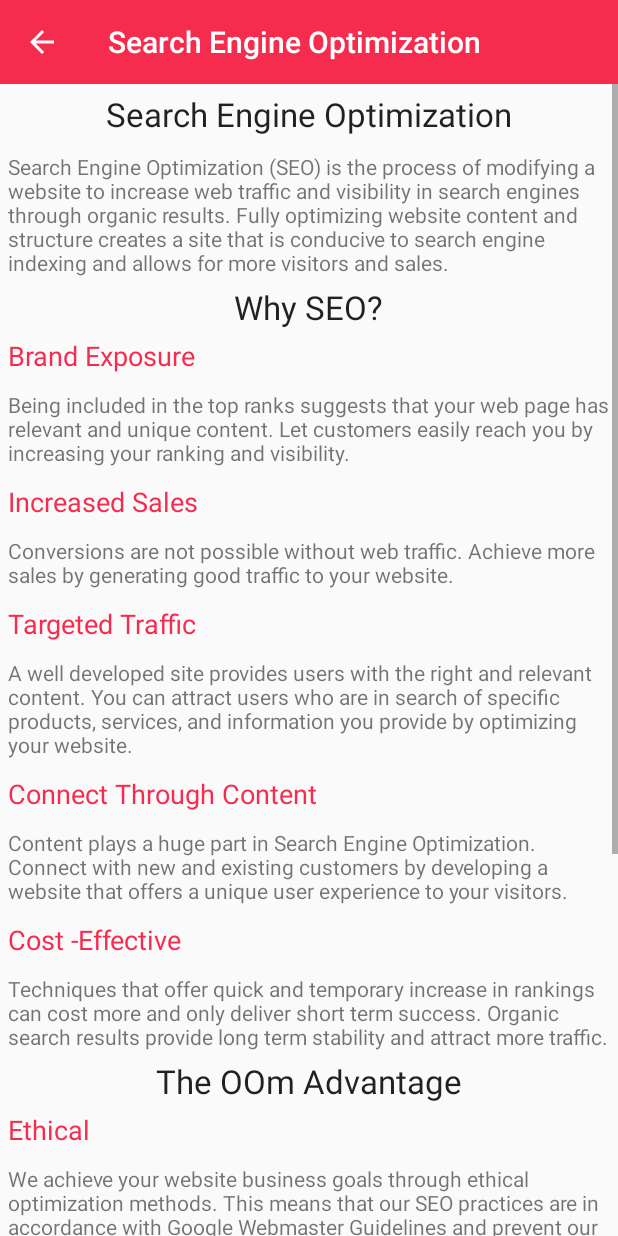
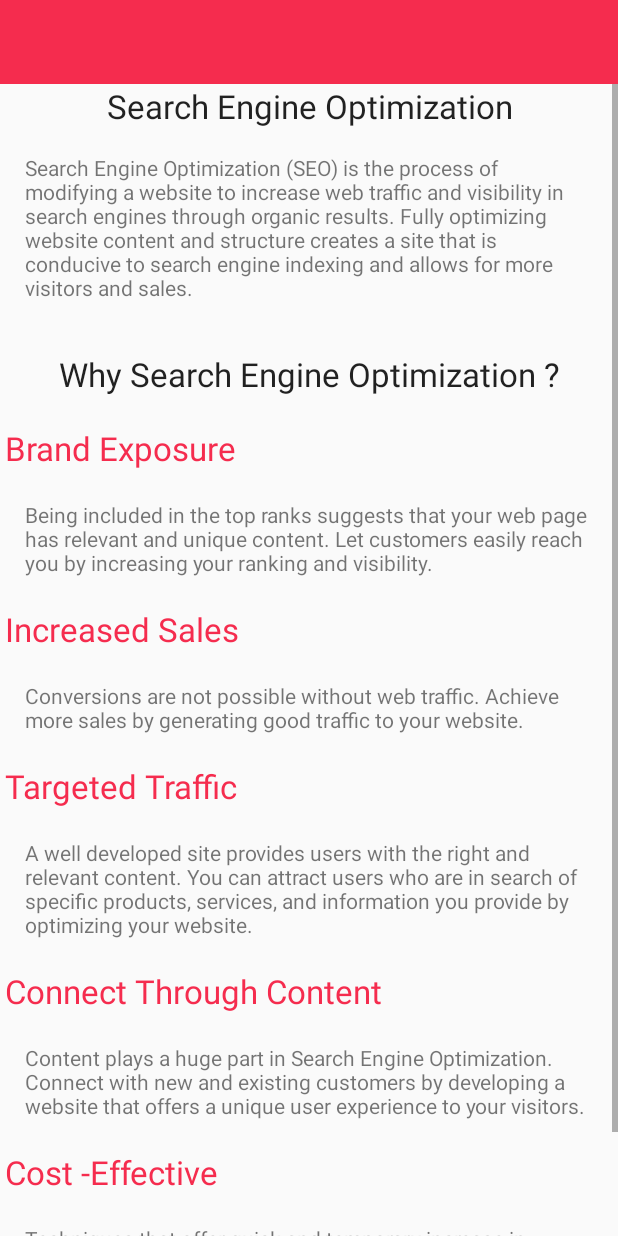
Before and after one commit to aoiserizawa/oom-app, an Android app: the fragment FragmentServices placed in its activity, after a tap on "Search Engine Optimization", on a phone screen of 412 x 824 dp. Run offline under Robolectric (Android 15) with nearby library versions, the phone set to English and light mode, and no system bars; libraries missing offline, so code that uses them is left out: android.support.v7.

Commit message:
I added an activity called ServicesActivity to scale-down all 6 activities for services into one this is still in development process and only works currently with seo service

```diff
--- a/app/src/main/AndroidManifest.xml
+++ b/app/src/main/AndroidManifest.xml
@@ -48,6 +48,10 @@
             android:name=".WebDevActivity"
             android:label="@string/title_activity_web_dev" >
         </activity>
+        <activity
+            android:name=".ServiceActivity"
+            android:label="@string/title_activity_service" >
+        </activity>
     </application>
 
 </manifest>
--- a/app/src/main/java/com/serverus/oom/FragmentServices.java
+++ b/app/src/main/java/com/serverus/oom/FragmentServices.java
@@ -15,6 +15,13 @@ import android.widget.RelativeLayout;
  */
 public class FragmentServices extends Fragment implements View.OnClickListener {
 
+    private static final String CONTENT_HEADERS = "content_headers" ;
+    private static final String CONTENT_DESC = "content_desc";
+    private static final String OOM_ADV_HEADER = "oom_advantage_header";
+    private static final String OOM_ADV_DESC = "oom_advantage_desc";
+    private static final String OOM_SERVICE = "oom_service";
+    private static final String OOM_SERVICE_OVRVIEW = "oom_service_overview";
+
     private RelativeLayout seoContainer;
     private RelativeLayout semContainer;
     private RelativeLayout smmContainer;
@@ -22,6 +29,108 @@ public class FragmentServices extends Fragment implements View.OnClickListener {
     private RelativeLayout bannerAdContainer;
     private RelativeLayout webDevContainer;
     private RelativeLayout baiduAdContainer;
+
+    private String[] oomServices = {
+            "Search Engine Optimization",
+            "Search Engine Marketing",
+            "Social Media Marketing",
+            "Content Marketing",
+            "Banner Advertising",
+            "Web Design and Development"
+    };
+
+    private String[] oomServicesOverview = {
+            "Search Engine Optimization (SEO) is the process of modifying a website to increase web " +
+                    "traffic and visibility in search engines through organic results. " +
+                    "Fully optimizing website content and structure creates a site that is conducive " +
+                    "to search engine indexing and allows for more visitors and sales.",
+
+            "Search Engine Marketing (SEM) is the process of getting more visibility for " +
+                    "your website on search engines. Company visibility is extremely vital " +
+                    "in a very competitive global market. SEM allows you to advertise to an " +
+                    "audience that can potentially be your customers or clients. By using search engines " +
+                    "as a tool to determine who to target ads to, it saves you a lot of time and money.",
+
+            "The power of social media is undeniable. Social media allows brands to engage with " +
+                    "consumers on an unprecedented scale. With over one-fourth of the world’s " +
+                    "population on various forms of social media, social media gives small and " +
+                    "medium enterprises an incredible opportunity. However, social media, in all its " +
+                    "varieties, is ever-changing. Formulating a social media strategy, managing, and " +
+                    "monitoring all your social pages can be a rigorous task. A social media campaign " +
+                    "involves a lot of time and thought that a lot of businesses don’t have.",
+
+            "Content Marketing is quickly becoming an important component " +
+                    "of any digital marketing campaign. Customer engagement " +
+                    "is especially vital now. Content marketing is about " +
+                    "engaging and building a relationship with your audience as " +
+                    "well as keeping them well-informed. A successful content marketing " +
+                    "campaign establishes you as an expert in your field which increases your " +
+                    "company’s credibility and brand.",
+
+            "Banner advertising is a form of advertising that involves embedding " +
+                    "a banner ad into a web page. Display ads are image-based advertising. " +
+                    "It is an influential tool in attracting a specified audience as well as " +
+                    "promoting your products and services while creating brand awareness.",
+
+            "Web Development is an essential component in any digital marketing campaign. " +
+                    "It will greatly impact the effectiveness of your marketing campaign. A website " +
+                    "is basically your digital business card. A successful website communicates what " +
+                    "your brand is all about. It should also boost brand awareness and consistent online traffic. " +
+                    "Increase in brand awareness and online traffic would translate to more interest and business " +
+                    "for your company."
+    };
+
+    private String[] whySeoHeaders = {
+            "Brand Exposure",
+            "Increased Sales",
+            "Targeted Traffic",
+            "Connect Through Content",
+            "Cost -Effective"
+    };
+
+    private String[] whySeoDesc = {
+            "Being included in the top ranks suggests that your web page has " +
+            "relevant and unique content. Let customers easily reach you by" +
+            " increasing your ranking and visibility.",
+
+            "Conversions are not possible without web traffic." +
+            " Achieve more sales by generating good traffic " +
+            "to your website.",
+
+            "A well developed site provides users with the right and relevant content. " +
+            "You can attract users who are in search of specific products, " +
+            "services, and information you provide by optimizing your website.",
+
+            "Content plays a huge part in Search Engine Optimization. " +
+            "Connect with new and existing customers by developing a " +
+            "website that offers a unique user experience to your visitors.",
+
+            "Techniques that offer quick and temporary increase in " +
+            "rankings can cost more and only deliver short term success. " +
+            "Organic search results provide long term stability and attract more traffic."
+    };
+
+    private String[] oomSeoAdvHeader = {"Ethical", "Transparent", "Tailor-made", "Search Engine Certified"};
+
+    private String[] oomSeoAdvDesc = {
+            "We achieve your website business goals through ethical optimization methods. " +
+            "This means that our SEO practices are in accordance with Google Webmaster" +
+            " Guidelines and prevent our customers from being penalized by search engines.",
+
+            "We value your trust in our services and we express this by demonstrating " +
+            "transparency in our operations and communications. We keep you updated " +
+            "and on the loop so that you can keep track of your campaign.",
+
+            "Our SEO Campaign Consultants provide you with tailor-made strategies that are " +
+            "aligned with your business goals. We strategize based on your business " +
+            "objectives to get the finest results for your campaign.",
+
+            "We provide SEO services to Baidu, Bing, Google, and Yahoo. OOm " +
+            "is a certified partner of Google Adwords and Yahoo Southeast Asia " +
+            "Search Marketing. Our certifications and expertise in various search engines " +
+            "permit us to get the finest results possible."
+    };
+
 
 
     public FragmentServices() {
@@ -63,9 +172,19 @@ public class FragmentServices extends Fragment implements View.OnClickListener {
     public void onClick(View v) {
         Intent intent = null;
 
+        Bundle bundle =new Bundle();
+
         switch (v.getId()){
             case R.id.seo_container:
-                intent = new Intent(getActivity(), SeoActivity.class);
+                intent = new Intent(getActivity(), ServiceActivity.class);
+                bundle.putString(OOM_SERVICE, oomServices[0]);
+                bundle.putString(OOM_SERVICE_OVRVIEW, oomServicesOverview[0]);
+                bundle.putStringArray(CONTENT_HEADERS, whySeoHeaders);
+                bundle.putStringArray(CONTENT_DESC, whySeoDesc);
+                bundle.putStringArray(CONTENT_DESC, whySeoDesc);
+                bundle.putStringArray(OOM_ADV_HEADER, oomSeoAdvHeader);
+                bundle.putStringArray(OOM_ADV_DESC, oomSeoAdvDesc);
+
                 break;
             case R.id.sem_container:
                 intent = new Intent(getActivity(), SemActivity.class);
@@ -84,7 +203,7 @@ public class FragmentServices extends Fragment implements View.OnClickListener {
                 break;
 
         }
-
+        intent.putExtras(bundle);
         startActivity(intent);
 
 
--- /dev/null
+++ b/app/src/main/java/com/serverus/oom/ServiceActivity.java
@@ -0,0 +1,114 @@
+package com.serverus.oom;
+
+import android.os.Bundle;
+import android.support.v7.app.AppCompatActivity;
+import android.view.Gravity;
+import android.view.Menu;
+import android.view.MenuItem;
+import android.view.View;
+import android.widget.LinearLayout;
+import android.widget.TextView;
+
+
+public class ServiceActivity extends AppCompatActivity {
+
+
+    private static final String CONTENT_HEADERS = "content_headers" ;
+    private static final String CONTENT_DESC = "content_desc";
+    private static final String OOM_ADV_HEADER = "oom_advantage_header";
+    private static final String OOM_ADV_DESC = "oom_advantage_desc";
+    private static final String OOM_SERVICE = "oom_service";
+    private static final String OOM_SERVICE_OVRVIEW = "oom_service_overview";
+
+    private String oomServiceHeader;
+    private String oomServiceOvrview;
+    private String[] contentHeaders;
+    private String[] contentDesc;
+    private String[] oomAdvantageHeader;
+    private String[] oomAdvantageDesc;
+
+    private LinearLayout serviceContent;
+
+
+
+    @Override
+    protected void onCreate(Bundle savedInstanceState) {
+        super.onCreate(savedInstanceState);
+        setContentView(R.layout.activity_service);
+
+        Bundle bundle = this.getIntent().getExtras();
+
+        serviceContent = (LinearLayout) findViewById(R.id.service_content);
+
+        contentHeaders = bundle.getStringArray(CONTENT_HEADERS);
+        contentDesc = bundle.getStringArray(CONTENT_DESC);
+        oomAdvantageHeader = bundle.getStringArray(OOM_ADV_HEADER);
+        oomAdvantageDesc = bundle.getStringArray(OOM_ADV_DESC);
+        oomServiceHeader = bundle.getString(OOM_SERVICE);
+        oomServiceOvrview = bundle.getString(OOM_SERVICE_OVRVIEW);
+
+            TextView oomService = new TextView(this);
+            TextView oomServiceOverView = new TextView(this);
+            TextView whyService = new TextView(this);
+
+            oomService.setText(oomServiceHeader);
+            oomService.setTextAppearance(this, android.R.style.TextAppearance_Large);
+            oomService.setGravity(Gravity.CENTER_HORIZONTAL);
+            serviceContent.addView(oomService);
+
+            oomServiceOverView.setText(oomServiceOvrview);
+            oomServiceOverView.setPadding(25, 25, 25, 25);
+            serviceContent.addView(oomServiceOverView);
+
+            whyService.setText("Why " + oomServiceHeader + " ?");
+            whyService.setTextAppearance(this, android.R.style.TextAppearance_Large);
+            whyService.setGravity(Gravity.CENTER_HORIZONTAL);
+            whyService.setPadding(25, 25, 25, 25);
+            serviceContent.addView(whyService);
+
+            TextView[] serviceHeader = new TextView[contentHeaders.length];
+            TextView[] serviceDesc = new TextView[contentHeaders.length];
+
+            int counter = 0;
+        for (String contentHeader : contentHeaders) {
+            serviceHeader[counter]= new TextView(this);
+            serviceHeader[counter].setText(contentHeader);
+            serviceHeader[counter].setTextAppearance(this, android.R.style.TextAppearance_Large);
+            serviceHeader[counter].setTextColor(getResources().getColor(R.color.primaryColor));
+            serviceHeader[counter].setPadding(5, 5, 5, 5);
+            serviceContent.addView(serviceHeader[counter]);
+
+            serviceDesc[counter] = new TextView(this);
+            serviceDesc[counter].setText(contentDesc[counter]);
+            serviceDesc[counter].setPadding(25, 25, 25, 25);
+            serviceContent.addView(serviceDesc[counter]);
+            counter++;
+        }
+
+
+
+    }
+
+    @Override
+    public boolean onCreateOptionsMenu(Menu menu) {
+        // Inflate the menu; this adds items to the action bar if it is present.
+        getMenuInflater().inflate(R.menu.menu_, menu);
+        return true;
+    }
+
+    @Override
+    public boolean onOptionsItemSelected(MenuItem item) {
+        // Handle action bar item clicks here. The action bar will
+        // automatically handle clicks on the Home/Up button, so long
+        // as you specify a parent activity in AndroidManifest.xml.
+        int id = item.getItemId();
+
+        //noinspection SimplifiableIfStatement
+        if (id == R.id.action_settings) {
+            return true;
+        }
+
+        return super.onOptionsItemSelected(item);
+    }
+
+}
--- /dev/null
+++ b/app/src/main/res/layout/activity_service.xml
@@ -0,0 +1,23 @@
+<LinearLayout xmlns:android="http://schemas.android.com/apk/res/android"
+    xmlns:tools="http://schemas.android.com/tools"
+    android:layout_width="match_parent"
+    android:layout_height="match_parent"
+    tools:context="com.serverus.oom.ServiceActivity"
+    android:orientation="vertical"
+    >
+
+    <include android:id="@+id/app_bar" layout="@layout/app_bar" />
+    <ScrollView
+        android:layout_width="match_parent"
+        android:layout_height="match_parent">
+
+        <LinearLayout
+            android:layout_width="match_parent"
+            android:layout_height="match_parent"
+            android:orientation="vertical"
+            android:id="@+id/service_content">
+
+        </LinearLayout>
+
+    </ScrollView>
+</LinearLayout>
--- /dev/null
+++ b/app/src/main/res/menu/menu_.xml
@@ -0,0 +1,6 @@
+<menu xmlns:android="http://schemas.android.com/apk/res/android"
+    xmlns:app="http://schemas.android.com/apk/res-auto"
+    xmlns:tools="http://schemas.android.com/tools" tools:context="com.serverus.oom.ServiceActivity">
+    <item android:id="@+id/action_settings" android:title="@string/action_settings"
+        android:orderInCategory="100" app:showAsAction="never" />
+</menu>
--- a/app/src/main/res/values/strings.xml
+++ b/app/src/main/res/values/strings.xml
@@ -29,4 +29,5 @@
     <string name="title_activity_content_mrktng">Content Marketing</string>
     <string name="title_activity_banner_ad">BannerAdActivity</string>
     <string name="title_activity_web_dev">Web Design and Development</string>
+    <string name="title_activity_service">ServiceActivity</string>
 </resources>
```
Also changed, not shown: 1 other file.
